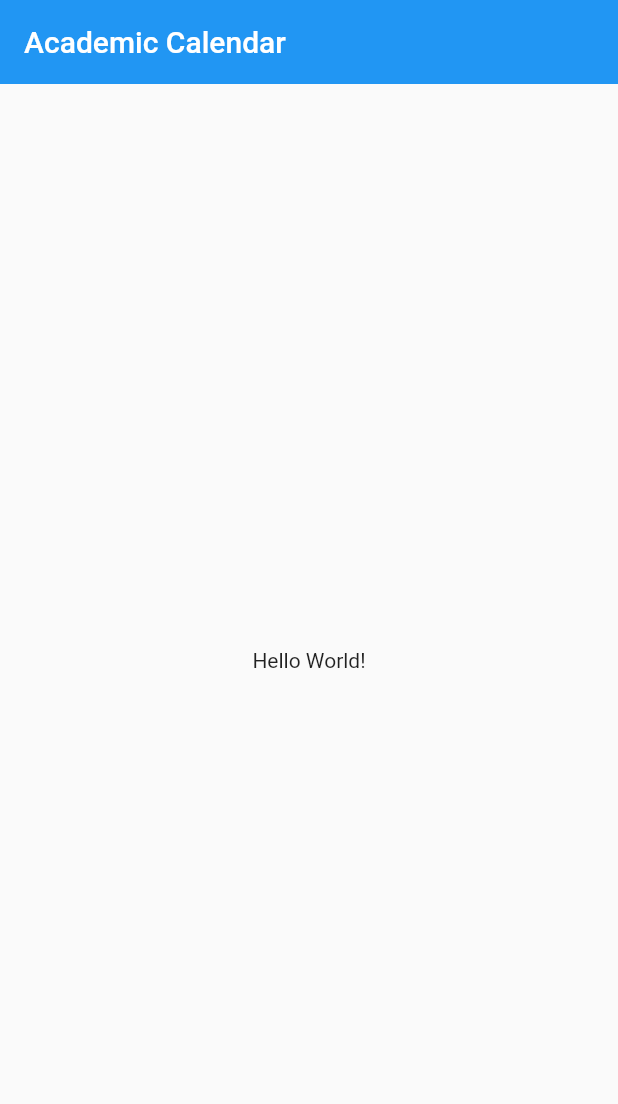
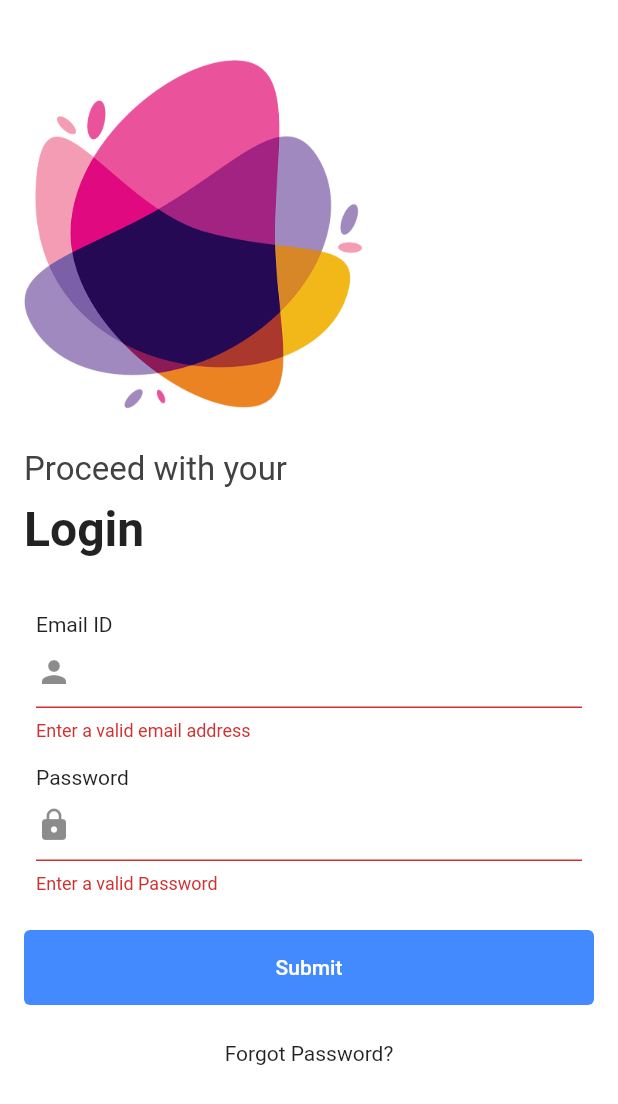
Before and after one commit to akathecoder/academic_calendar, a Flutter app: the screen it shows after launch, on a phone screen of 412 x 824 dp. Shown: the top 1104 px of the screen. Run offline on Flutter 3.47's test engine with Material 2 defaults, Android fonts, the phone set to English and light mode, and no system bars; our stand-ins replace firebase_auth, firebase_core; accounts and stored records are empty.

Commit message:
Created Login UI - TODO: Add functionality

```diff
--- /dev/null
+++ b/lib/Screens/login_page.dart
@@ -0,0 +1,204 @@
+import 'package:academic_calendar/utilities/login_form_utilities.dart';
+import 'package:flutter/material.dart';
+import 'package:firebase_auth/firebase_auth.dart';
+import 'package:flutter/services.dart';
+
+final FirebaseAuth auth = FirebaseAuth.instance;
+
+class LoginPage extends StatefulWidget {
+  static String id = "loginPage";
+
+  final String title;
+
+  const LoginPage({Key? key, required this.title}) : super(key: key);
+
+  @override
+  State<LoginPage> createState() => _LoginPageState();
+}
+
+class _LoginPageState extends State<LoginPage> {
+  final _formKey = GlobalKey<FormState>();
+
+  @override
+  Widget build(BuildContext context) {
+    SystemChrome.setSystemUIOverlayStyle(
+      const SystemUiOverlayStyle(
+        statusBarColor: Colors.white,
+        statusBarIconBrightness: Brightness.dark,
+        systemNavigationBarIconBrightness: Brightness.dark,
+        systemNavigationBarColor: Colors.white,
+      ),
+    );
+
+    return Scaffold(
+      body: Padding(
+        padding: const EdgeInsets.all(16.0),
+        child: SafeArea(
+          child: SingleChildScrollView(
+            child: Column(
+              crossAxisAlignment: CrossAxisAlignment.start,
+              children: [
+                SizedBox(
+                  height: 280,
+                  child: Padding(
+                    padding: const EdgeInsets.symmetric(vertical: 24.0),
+                    child: Image.asset(
+                      'assets/images/logo.png',
+                    ),
+                  ),
+                ),
+                Padding(
+                  padding: const EdgeInsets.symmetric(vertical: 4.0),
+                  child: Text(
+                    "Proceed with your",
+                    style: TextStyle(
+                      fontWeight: FontWeight.w400,
+                      fontSize: 22,
+                      color: Colors.grey.shade800,
+                    ),
+                  ),
+                ),
+                const Padding(
+                  padding: EdgeInsets.symmetric(vertical: 4.0),
+                  child: Text(
+                    "Login",
+                    style: TextStyle(
+                      fontWeight: FontWeight.bold,
+                      fontSize: 32,
+                    ),
+                  ),
+                ),
+                Padding(
+                  padding: const EdgeInsets.symmetric(vertical: 24.0),
+                  child: Form(
+                    key: _formKey,
+                    autovalidateMode: AutovalidateMode.always,
+                    child: Column(
+                      children: [
+                        const CustomInputBox(
+                          icon: Icons.person,
+                          hintText: 'Enter your email id',
+                          labelText: 'Email ID',
+                          validateFunction: validateEmail,
+                          textInputAction: TextInputAction.next,
+                          keyboardType: TextInputType.emailAddress,
+                        ),
+                        const CustomInputBox(
+                          icon: Icons.lock,
+                          hintText: 'Enter your password',
+                          labelText: 'Password',
+                          validateFunction: validatePassword,
+                          textInputAction: TextInputAction.done,
+                        ),
+                        SubmitButton(formKey: _formKey),
+                      ],
+                    ),
+                  ),
+                ),
+                const Center(
+                  child: Text("Forgot Password?"),
+                ),
+              ],
+            ),
+          ),
+        ),
+      ),
+    );
+  }
+}
+
+class CustomInputBox extends StatelessWidget {
+  final IconData icon;
+  final String? hintText;
+  final String labelText;
+  final Function validateFunction;
+  final TextInputAction? textInputAction;
+  final TextInputType? keyboardType;
+
+  const CustomInputBox({
+    Key? key,
+    required this.icon,
+    this.hintText,
+    required this.labelText,
+    required this.validateFunction,
+    this.textInputAction,
+    this.keyboardType,
+  }) : super(key: key);
+
+  @override
+  Widget build(BuildContext context) {
+    return Padding(
+      padding: const EdgeInsets.all(8.0),
+      child: Column(
+        crossAxisAlignment: CrossAxisAlignment.start,
+        children: [
+          Text(
+            labelText,
+            style: const TextStyle(
+              fontWeight: FontWeight.w400,
+              fontSize: 14,
+            ),
+          ),
+          TextFormField(
+            decoration: textFormFieldDecorations(),
+            validator: (value) => validateFunction(value),
+            textInputAction: textInputAction ?? TextInputAction.done,
+            keyboardType: keyboardType,
+          ),
+        ],
+      ),
+    );
+  }
+
+  InputDecoration textFormFieldDecorations() {
+    return InputDecoration(
+      prefixIcon: Icon(
+        icon,
+      ),
+      prefixIconConstraints: const BoxConstraints(
+        maxHeight: 24,
+        maxWidth: 24,
+      ),
+      prefix: const SizedBox(
+        width: 8,
+      ),
+    );
+  }
+}
+
+class SubmitButton extends StatelessWidget {
+  const SubmitButton({
+    Key? key,
+    required GlobalKey<FormState> formKey,
+  })  : _formKey = formKey,
+        super(key: key);
+
+  final GlobalKey<FormState> _formKey;
+
+  @override
+  Widget build(BuildContext context) {
+    return Padding(
+      padding: const EdgeInsets.only(top: 16.0),
+      child: TextButton(
+        onPressed: () {
+          FocusManager.instance.primaryFocus?.unfocus();
+          if (_formKey.currentState!.validate()) {
+            ScaffoldMessenger.of(context).showSnackBar(
+              const SnackBar(content: Text('Processing Data')),
+            );
+          }
+        },
+        child: const Text(
+          'Submit',
+          style: TextStyle(
+            color: Colors.white,
+          ),
+        ),
+        style: TextButton.styleFrom(
+          backgroundColor: Colors.blueAccent,
+          minimumSize: const Size.fromHeight(50),
+        ),
+      ),
+    );
+  }
+}
--- a/lib/main.dart
+++ b/lib/main.dart
@@ -1,4 +1,6 @@
+import 'package:academic_calendar/Screens/login_page.dart';
 import 'package:academic_calendar/Screens/my_home_page.dart';
+
 import 'package:flutter/material.dart';
 import 'package:firebase_core/firebase_core.dart';
 import 'firebase_options.dart';
@@ -22,8 +24,9 @@ class MyApp extends StatelessWidget {
       debugShowCheckedModeBanner: false,
       theme: ThemeData(
         primarySwatch: Colors.blue,
+        scaffoldBackgroundColor: Colors.white,
       ),
-      home: const MyHomePage(title: 'Academic Calendar'),
+      home: const LoginPage(title: 'Academic Calendar'),
     );
   }
 }
--- /dev/null
+++ b/lib/utilities/login_form_utilities.dart
@@ -0,0 +1,23 @@
+String? validateEmail(String? value) {
+  String pattern =
+      r"^[a-zA-Z0-9.!#$%&'*+/=?^_`{|}~-]+@[a-zA-Z0-9](?:[a-zA-Z0-9-]"
+      r"{0,253}[a-zA-Z0-9])?(?:\.[a-zA-Z0-9](?:[a-zA-Z0-9-]"
+      r"{0,253}[a-zA-Z0-9])?)*$";
+  RegExp regex = RegExp(pattern);
+  if (value == null || value.isEmpty || !regex.hasMatch(value)) {
+    return 'Enter a valid email address';
+  } else {
+    return null;
+  }
+}
+
+String? validatePassword(String? value) {
+  String pattern =
+      r"^(?=(.*[a-z]){1,})(?=(.*[A-Z]){1,})(?=(.*[0-9]){1,})(?=(.*[!@#$%^&*()\-__+.]){1,}).{8,}$";
+  RegExp regex = RegExp(pattern);
+  if (value == null || value.isEmpty || !regex.hasMatch(value)) {
+    return 'Enter a valid Password';
+  } else {
+    return null;
+  }
+}
--- a/pubspec.yaml
+++ b/pubspec.yaml
@@ -34,6 +34,7 @@ dependencies:
   # Use with the CupertinoIcons class for iOS style icons.
   cupertino_icons: ^1.0.2
   firebase_core: ^1.12.0
+  firebase_auth: ^3.3.7
 
 dev_dependencies:
   flutter_test:
@@ -57,8 +58,8 @@ flutter:
   uses-material-design: true
 
   # To add assets to your application, add an assets section, like this:
-  # assets:
-  #   - images/a_dot_burr.jpeg
+  assets:
+    - assets/images/
   #   - images/a_dot_ham.jpeg
 
   # An image asset can refer to one or more resolution-specific "variants", see
```
Also changed, not shown: assets/images/logo.png (added), pubspec.lock.
